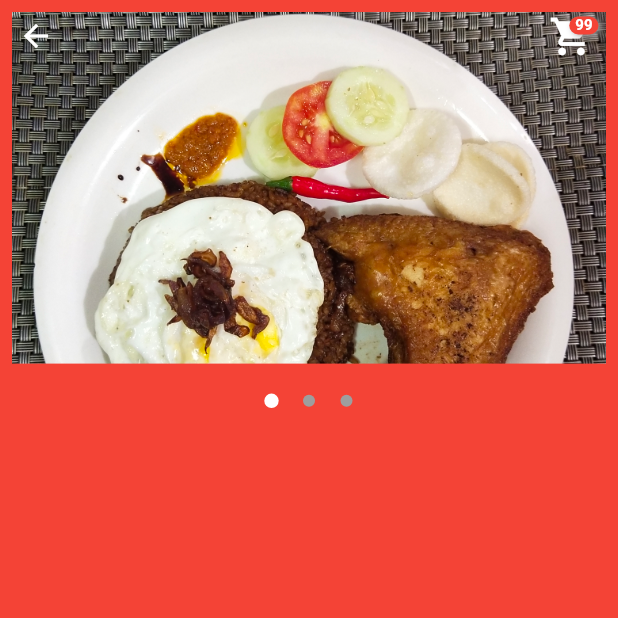
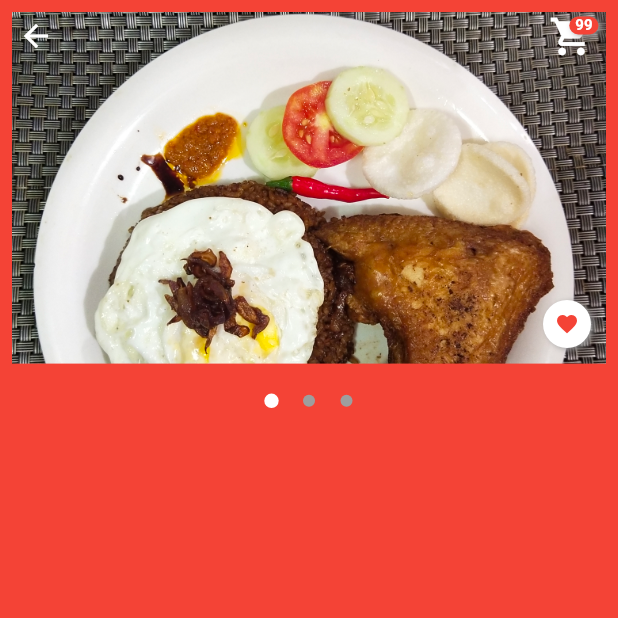
Before and after one commit to one82s/flutter, a Flutter app: the screen it shows after launch, after a tap on "Nasi Goreng Ayam Telur", on a phone screen of 412 x 824 dp, the top half of it. Run offline on Flutter 3.47's test engine with Material 2 defaults, Android fonts, the phone set to English and light mode, and no system bars; drawn by our look-alikes of carousel_pro.

Commit message:
detail section - heart in carousel

```diff
--- a/lib/src/screens/detail.dart
+++ b/lib/src/screens/detail.dart
@@ -1,6 +1,7 @@
 import 'package:firstapp/src/models/product.dart';
 import 'package:firstapp/src/utils/commons.dart';
 import 'package:firstapp/src/widgets/custom_text.dart';
+import 'package:firstapp/src/widgets/small_button.dart';
 import 'package:flutter/material.dart';
 import 'package:carousel_pro/carousel_pro.dart';
 
@@ -83,6 +84,11 @@ class _DetailState extends State<Detail> {
                       )
                     ],
                   ),
+                  Positioned(
+                    right: 10.0,
+                    bottom: 60.0,
+                    child: SmallButton(Icons.favorite, white, red)
+                  ),
                 ],
               ),
             )
--- a/lib/src/screens/home.dart
+++ b/lib/src/screens/home.dart
@@ -108,7 +108,7 @@ class _HomeState extends State<Home> {
                     child: Row(
                       mainAxisAlignment: MainAxisAlignment.spaceBetween,
                       children: [
-                        SmallButton(Icons.favorite),
+                        SmallButton(Icons.favorite, white, red),
                         Padding(
                           padding: const EdgeInsets.only(right: 8.0),
                           child: Container(
--- a/lib/src/widgets/small_button.dart
+++ b/lib/src/widgets/small_button.dart
@@ -4,8 +4,10 @@ import 'package:firstapp/src/utils/commons.dart';
 
 class SmallButton extends StatelessWidget {
   final IconData icon;
+  final Color bgColor;
+  final Color fgColor;
 
-  SmallButton(this.icon);
+  SmallButton(this.icon, this.bgColor, this.fgColor);
 
   @override
   Widget build(BuildContext context) {
@@ -13,12 +15,19 @@ class SmallButton extends StatelessWidget {
       padding: const EdgeInsets.all(8.0),
       child: Container(
         decoration: BoxDecoration(
-          color: red,
+          color: bgColor,
           borderRadius: BorderRadius.circular(20),
+          boxShadow: [
+            BoxShadow(
+              color: grey,
+              offset: Offset(2,1),
+              blurRadius: 3
+            )
+          ]
         ),
         child: Padding(
           padding: const EdgeInsets.all(8.0),
-          child: Icon(icon, size: 16, color: white,),
+          child: Icon(icon, size: 16, color: fgColor,),
         ),
       ),
     );
```
